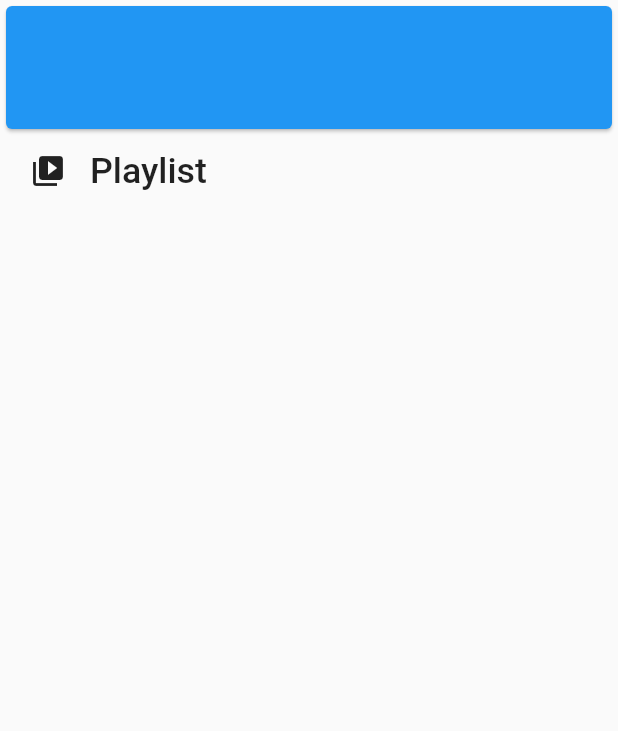
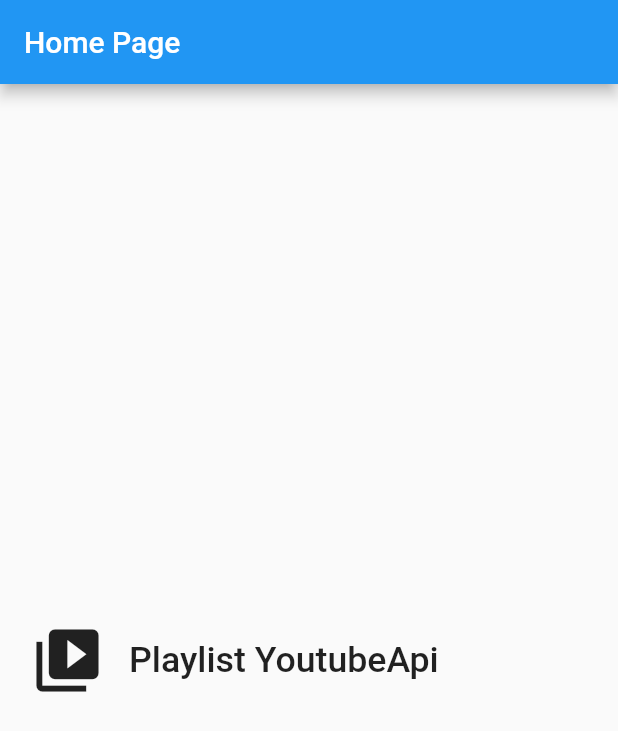
Before and after one commit to marcmec/YoutubeAPI-V3-FLUTTER, a Flutter app: the screen it shows after launch, on a phone screen of 412 x 824 dp. Shown: the top 731 px of the screen. Run offline on Flutter 3.47's test engine with Material 2 defaults, Android fonts, the phone set to English and light mode, and no system bars.

Commit message:
edit Icon

```diff
--- a/youtubeapiv3/lib/main.dart
+++ b/youtubeapiv3/lib/main.dart
@@ -22,21 +22,21 @@ class HomePage extends StatelessWidget {
   @override
   Widget build(BuildContext context) {
     return Scaffold(
-      body: ListView(
-        shrinkWrap: true,
-        children: <Widget>[
-          SizedBox(
-              height: 90,
-              child: Card(
-                color: Colors.blue,
-              )),
-          Row(
+      appBar: AppBar(
+        title: Text('Home Page'),
+      ),
+      body: Center(
+          child: Row(
+        crossAxisAlignment: CrossAxisAlignment.center,
         children: <Widget>[
           Padding(padding: EdgeInsets.all(10)),
-              Icon(Icons.video_library),
+          Icon(
+            Icons.video_library,
+            size: 50,
+          ),
           FlatButton(
             child: Text(
-                  "Playlist",
+              "Playlist YoutubeApi",
               textScaleFactor: 1.7,
             ),
             onPressed: () {
@@ -50,9 +50,7 @@ class HomePage extends StatelessWidget {
             },
           ),
         ],
-          )
-        ],
-      ),
+      )),
     );
   }
 }
--- a/youtubeapiv3/lib/src/videoplaylist.dart
+++ b/youtubeapiv3/lib/src/videoplaylist.dart
@@ -9,8 +9,6 @@ class VideoPlayList extends StatefulWidget {
   VideoPlayList({this.title, this.url});
   final String title;
   final String url;
-  //apikey AIzaSyC8R3c_heItD8yntPYvWQS88zBEn8XUGyY
-  //playlist id PLlBnICoI-g-d-v_fWlkZX2HRgHHPnJx9s
   @override
   _StatePLaylist createState() => new _StatePLaylist();
 }
@@ -75,7 +73,7 @@ class ListVideo extends StatelessWidget {
                       decoration: new BoxDecoration(
                         image: new DecorationImage(
                             image: new NetworkImage(list[index]["snippet"]
-                                ["thumbnails"]["high"]["url"]),
+                                ["thumbnails"]["maxres"]["url"]),
                             fit: BoxFit.cover),
                       ))),
               Text(list[index]["snippet"]["title"]),
```
Also changed, not shown: 9 other files. Lines whose indentation alone changed are shown as unchanged.
